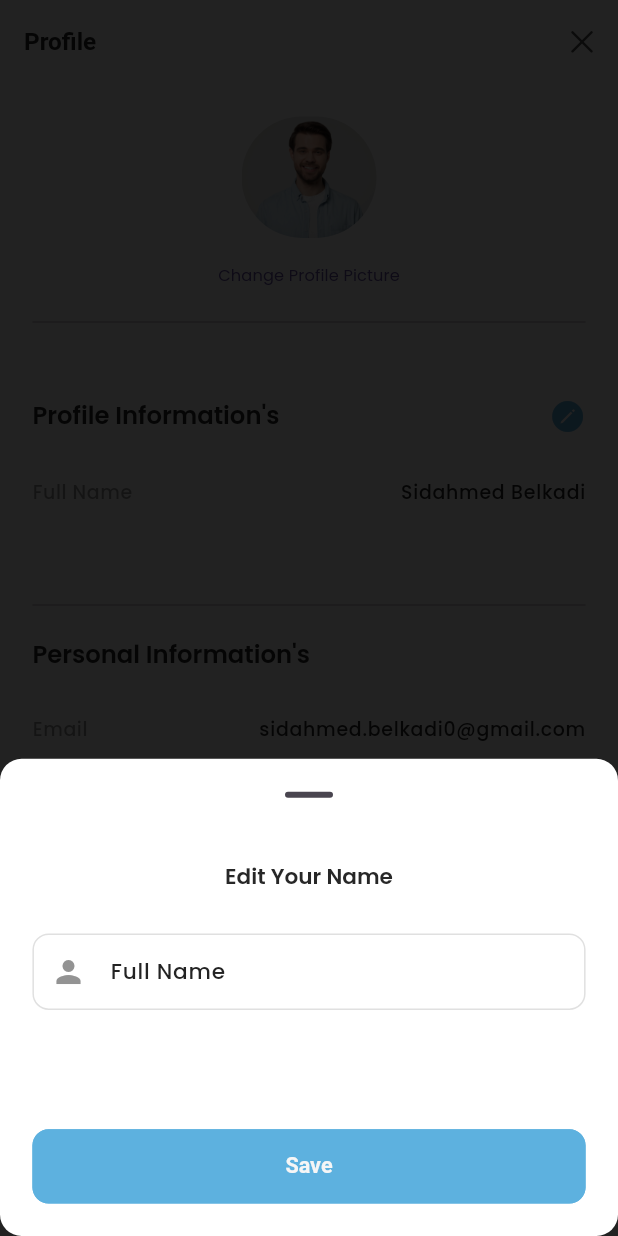
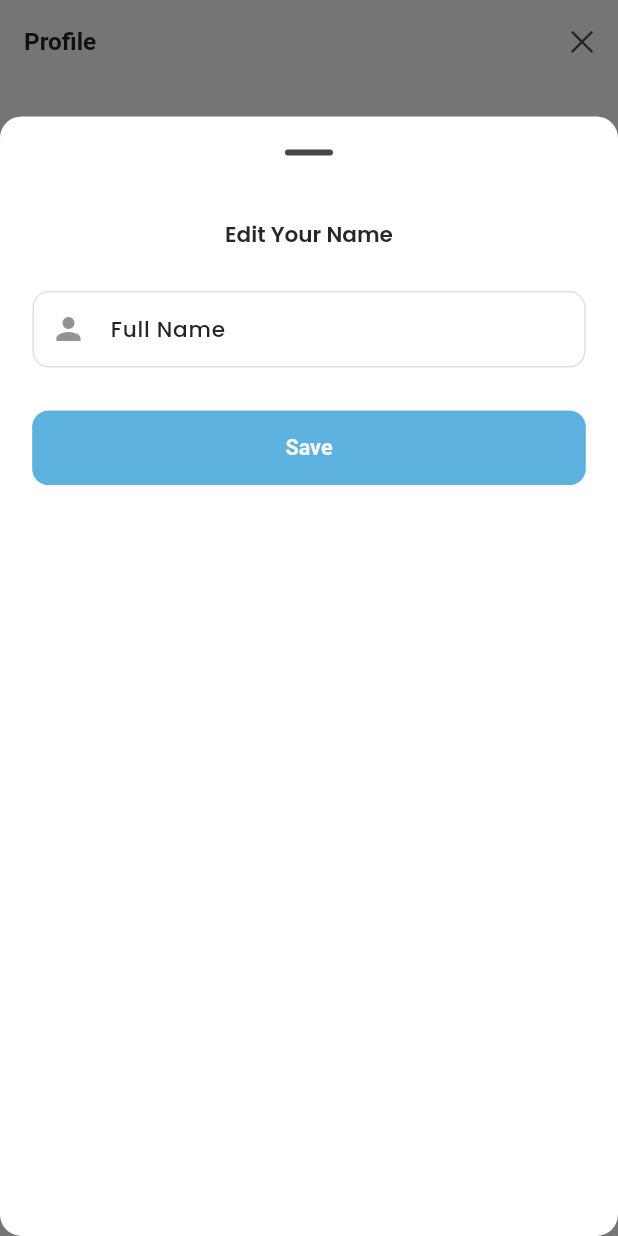
Before and after one commit to SidahmedBelkadi/flutter_ecommerce_with_getx_and_animations_UI, a Flutter app: the ProfileScreen screen opened by its route, after a tap on an icon or button, on a phone screen of 412 x 824 dp. Run offline on Flutter 3.47's test engine with Material 3 defaults, Android fonts, the phone set to English and light mode, and no system bars; our stand-ins replace badges, carousel_slider, flutter_animate, flutter_otp_text_field, flutter_screenutil, flutter_staggered_animations and 7 more; accounts and stored records are empty; project files that could hold a hidden picture were left out.

Commit message:
Update name sheet in profile screen && Addresses screen with add new address sheet

```diff
--- a/lib/config/routing/app_routes.dart
+++ b/lib/config/routing/app_routes.dart
@@ -14,4 +14,5 @@ class AppRoutes {
   static const account = "/account";
   static const cart = "/cart";
   static const profile = "/profile";
+  static const addresses = "/addresses";
 }
--- a/lib/config/routing/routes.dart
+++ b/lib/config/routing/routes.dart
@@ -1,6 +1,7 @@
 import 'package:ecommmerce/common/screens/main_screen.dart';
 import 'package:ecommmerce/config/routing/app_routes.dart';
 import 'package:ecommmerce/features/personalization/screens/account/account.screen.dart';
+import 'package:ecommmerce/features/personalization/screens/addresses/adresses.screen.dart';
 import 'package:ecommmerce/features/personalization/screens/profile/profile.screen.dart';
 import 'package:ecommmerce/features/shop/screens/cart/cart.screen.dart';
 import 'package:ecommmerce/utils/core/middlewares/init.middleware.dart';
@@ -110,4 +111,11 @@ List<GetPage<dynamic>>? getPages = [
     page: () => const ProfileScreen(),
     transition: routeTransition,
   ),
+
+  // ---- Addresses ----- //
+  GetPage(
+    name: AppRoutes.addresses,
+    page: () => const AddressesScreen(),
+    transition: routeTransition,
+  ),
 ];
--- a/lib/features/authentication/screens/sign_up/widgets/sign_up_form.dart
+++ b/lib/features/authentication/screens/sign_up/widgets/sign_up_form.dart
@@ -61,7 +61,8 @@ class SignUpForm extends GetView<SignUpController> {
               inputName: "Phone Number",
               min: 9,
               max: 11,
-                  )),
+            ),
+          ),
           SizedBox(height: AppSizes.spaceBtwInputFields.h),
           Obx(
             () => Column(
--- a/lib/features/personalization/screens/account/widgets/account_settings_section.dart
+++ b/lib/features/personalization/screens/account/widgets/account_settings_section.dart
@@ -39,7 +39,7 @@ class AccountSettings extends StatelessWidget {
                   icon: Iconsax.safe_home,
                   title: AppTexts.myAddressesTitle,
                   subTitle: AppTexts.myAddressesSubTitle,
-                  onTap: () {},
+                  onTap: () => Get.toNamed(AppRoutes.addresses),
                 ),
                 AccountTileItem(
                   icon: Iconsax.shopping_cart,
--- a/lib/features/personalization/screens/account/widgets/account_user_informations.dart
+++ b/lib/features/personalization/screens/account/widgets/account_user_informations.dart
@@ -26,11 +26,11 @@ class AccountUserInformation extends StatelessWidget {
         Row(
           children: [
             ClipRRect(
-              borderRadius: BorderRadius.circular(200.sp),
+              borderRadius: BorderRadius.circular(100.sp),
               child: Image(
                 image: const AssetImage(AppImages.user),
-                height: 60.h,
-                width: 50.w,
+                height: 60.sp,
+                width: 60.sp,
                 fit: BoxFit.cover,
               ),
             ),
--- a/lib/features/personalization/screens/profile/profile.screen.dart
+++ b/lib/features/personalization/screens/profile/profile.screen.dart
@@ -1,5 +1,4 @@
 import 'package:ecommmerce/common/widgets/appBars/custom_back_app_bar.dart';
-import 'package:ecommmerce/config/routing/app_routes.dart';
 import 'package:ecommmerce/features/personalization/screens/profile/widgets/delete_account.dart';
 import 'package:ecommmerce/features/personalization/screens/profile/widgets/profile_informations_section.dart';
 import 'package:ecommmerce/features/personalization/screens/profile/widgets/profile_picture_section.dart';
@@ -16,8 +15,6 @@ class ProfileScreen extends StatelessWidget {
     return Scaffold(
       appBar: const CustomSimpleBackAppBar(
         title: AppTexts.profile,
-        offRoute: true,
-        routeName: AppRoutes.account,
       ),
       body: SingleChildScrollView(
         child: Padding(
--- a/lib/features/personalization/screens/profile/widgets/profile_informations_section.dart
+++ b/lib/features/personalization/screens/profile/widgets/profile_informations_section.dart
@@ -1,14 +1,13 @@
-import 'package:ecommmerce/common/widgets/buttons/custom_elevated_button.dart';
 import 'package:ecommmerce/features/personalization/screens/profile/widgets/profile_menu_item.dart';
 import 'package:ecommmerce/features/personalization/screens/profile/widgets/section_title.dart';
+import 'package:ecommmerce/features/personalization/screens/profile/widgets/update_name_form.dart';
+import 'package:ecommmerce/utils/helpers/bottom_sheet.helper.dart';
 import 'package:flutter/material.dart';
 import 'package:flutter_screenutil/flutter_screenutil.dart';
 import 'package:flutter_staggered_animations/flutter_staggered_animations.dart';
 
-import '../../../../../common/widgets/auth/app_text_field.dart';
 import '../../../../../utils/constants/app_sizes.dart';
 import '../../../../../utils/constants/app_texts.dart';
-import '../../../../../utils/validators/app_validator.dart';
 
 class ProfileInformationsSection extends StatelessWidget {
   const ProfileInformationsSection({
@@ -32,7 +31,8 @@ class ProfileInformationsSection extends StatelessWidget {
             SectionTitle(
               title: AppTexts.profileInformation,
               showIcon: true,
-              onTap: () => _displayBottomSheet(context),
+              onTap: () => AppBottomSheet.customFormBottomSheet(
+                  context: context, form: const UpdateNameForm()),
             ),
             const ProfileMenuItem(
               attribute: AppTexts.fullName,
@@ -65,43 +65,4 @@ class ProfileInformationsSection extends StatelessWidget {
       ),
     );
   }
-
-  Future _displayBottomSheet(BuildContext context) {
-    return showModalBottomSheet(
-      context: context,
-      barrierColor: Colors.black87,
-      builder: (context) => Container(
-        height: 300.sp,
-        padding: EdgeInsets.all(AppSizes.defaultSpace.sp),
-        child: Column(
-          children: [
-            Text(
-              AppTexts.editYourName,
-              style: Theme.of(context).textTheme.titleLarge,
-            ),
-            SizedBox(height: AppSizes.spaceBtwSections.h),
-            AppTextFormField(
-              labelText: AppTexts.fullName,
-              prefixIcon: Icons.person,
-              // Todo : create TextEditingController
-              textEditingController: TextEditingController(),
-
-              validator: (value) => AppValidation.validateInput(
-                value: value!,
-                type: InputTypes.firstName,
-                inputName: "Full Name",
-                min: 6,
-                max: 30,
-              ),
-            ),
-            const Spacer(),
-            AppElevatedButton(
-              text: AppTexts.save,
-              onPressed: () {},
-            )
-          ],
-        ),
-      ),
-    );
-  }
 }
--- a/lib/features/personalization/screens/profile/widgets/profile_picture_section.dart
+++ b/lib/features/personalization/screens/profile/widgets/profile_picture_section.dart
@@ -19,8 +19,8 @@ class ProfilePictureSection extends StatelessWidget {
           borderRadius: BorderRadius.circular(100.sp),
           child: Image(
             image: const AssetImage(AppImages.user),
-            height: 90.h,
-            width: 90.w,
+            height: 90.sp,
+            width: 90.sp,
             fit: BoxFit.cover,
           ),
         ),
--- /dev/null
+++ b/lib/features/personalization/screens/profile/widgets/update_name_form.dart
@@ -0,0 +1,46 @@
+import 'package:ecommmerce/utils/constants/app_texts.dart';
+import 'package:flutter/material.dart';
+import 'package:flutter_screenutil/flutter_screenutil.dart';
+
+import '../../../../../common/widgets/auth/app_text_field.dart';
+import '../../../../../common/widgets/buttons/custom_elevated_button.dart';
+import '../../../../../utils/constants/app_sizes.dart';
+import '../../../../../utils/validators/app_validator.dart';
+
+class UpdateNameForm extends StatelessWidget {
+  const UpdateNameForm({
+    super.key,
+  });
+
+  @override
+  Widget build(BuildContext context) {
+    return Column(
+      children: [
+        Text(
+          AppTexts.editYourName,
+          style: Theme.of(context).textTheme.titleLarge,
+        ),
+        SizedBox(height: AppSizes.spaceBtwSections.h),
+        AppTextFormField(
+          labelText: AppTexts.fullName,
+          prefixIcon: Icons.person,
+          // Todo : create TextEditingController
+          textEditingController: TextEditingController(),
+
+          validator: (value) => AppValidation.validateInput(
+            value: value!,
+            type: InputTypes.firstName,
+            inputName: "Full Name",
+            min: 6,
+            max: 30,
+          ),
+        ),
+        SizedBox(height: AppSizes.spaceBtwSections.h),
+        AppElevatedButton(
+          text: AppTexts.save,
+          onPressed: () {},
+        )
+      ],
+    );
+  }
+}
--- a/lib/utils/constants/app_texts.dart
+++ b/lib/utils/constants/app_texts.dart
@@ -5,6 +5,8 @@ class AppTexts {
   static const myName = "Sidahmed Belkadi";
   static const myEmail = "sidahmed.belkadi0@gmail.com";
   static const myPhone = "+213 669 89 61 93";
+  static const myAddress =
+      "Evolution City, N15 Ouled Moussa, Boumerdes, Algeria";
   static const dateOfBirth = "11 March, 2002";
   static const labelDateOfBirth = "Date of birth";
 
@@ -91,4 +93,14 @@ class AppTexts {
   static const personalInformation = "Personal Information's";
   static const editYourName = "Edit Your Name";
   static const save = "Save";
+
+// ============= Addresses ================= //
+  static const addresses = "Addresses";
+  static const addAddress = "Add new Address";
+  static const name = "Name";
+  static const street = "Street";
+  static const postalCode = "Postal code";
+  static const city = "City";
+  static const state = "State";
+  static const country = "Country";
 }
--- /dev/null
+++ b/lib/utils/helpers/bottom_sheet.helper.dart
@@ -0,0 +1,39 @@
+import 'package:ecommmerce/utils/constants/app_sizes.dart';
+import 'package:flutter/material.dart';
+import 'package:flutter_screenutil/flutter_screenutil.dart';
+
+class AppBottomSheet {
+  AppBottomSheet._();
+
+  static customFormBottomSheet(
+      {required BuildContext context, required Widget form}) {
+    showModalBottomSheet(
+      context: context,
+      isScrollControlled: true, // Enable scrolling
+      builder: (BuildContext context) {
+        return DraggableScrollableSheet(
+          expand: false,
+          initialChildSize: 0.9,
+          minChildSize: 0.9,
+          maxChildSize: 0.9,
+          // Adjust as needed
+          builder: (BuildContext context, ScrollController scrollController) {
+            return SingleChildScrollView(
+              controller: scrollController,
+              child: Container(
+                padding: EdgeInsets.fromLTRB(
+                  AppSizes.defaultSpace.sp,
+                  AppSizes.defaultSpace.sp,
+                  AppSizes.defaultSpace.sp,
+                  MediaQuery.of(context).viewInsets.bottom +
+                      AppSizes.defaultSpace.sp,
+                ),
+                child: form,
+              ),
+            );
+          },
+        );
+      },
+    );
+  }
+}
```
Also changed, not shown: lib/features/personalization/screens/addresses/adresses.screen.dart (added, +68 -0 lines), lib/features/personalization/screens/addresses/widgets/add_address_form.dart (added, +150 -0 lines), lib/features/personalization/screens/addresses/widgets/address_item.dart (added, +63 -0 lines), lib/features/personalization/screens/addresses/widgets/container_header.dart (added, +31 -0 lines). Lines whose indentation alone changed are shown as unchanged.
